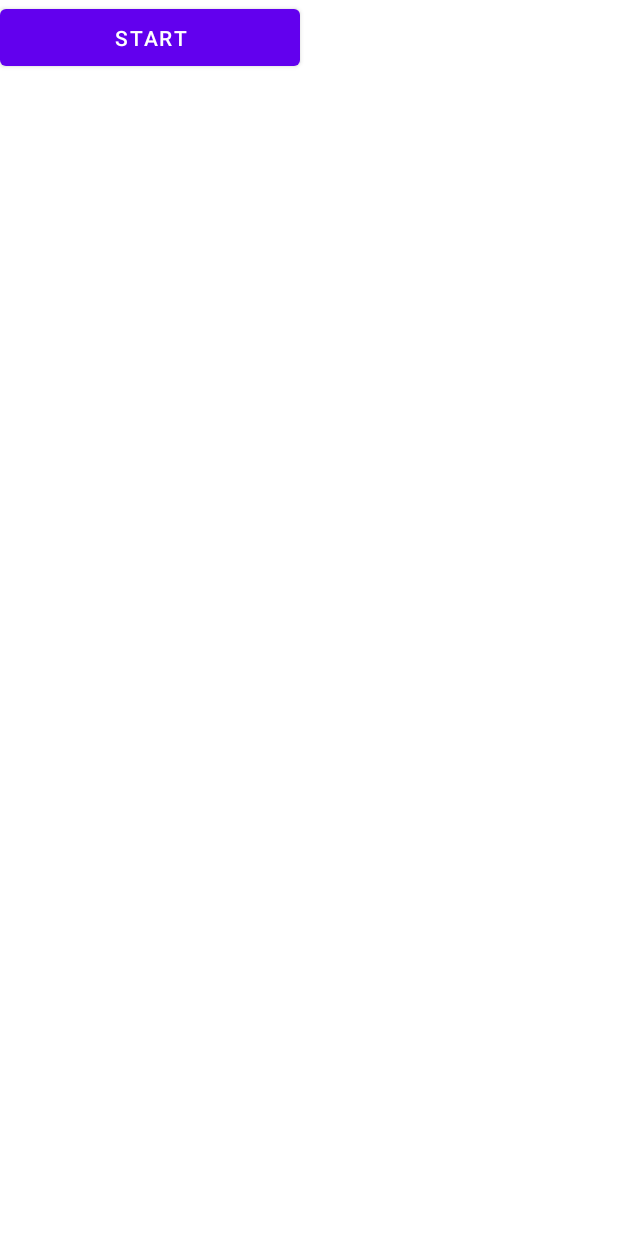
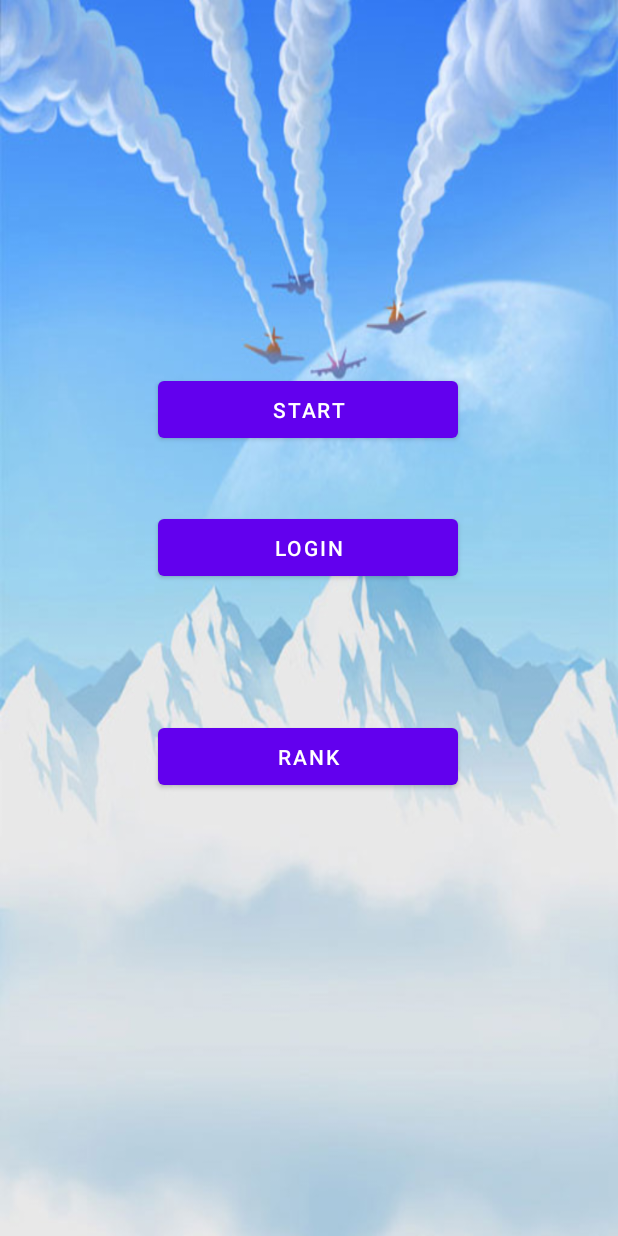
Before and after one commit to abyss-42/AS_AircraftWar, an Android app: the screen it shows after launch (MainActivity), on a phone screen of 412 x 824 dp. Run offline under Robolectric (Android 15) with nearby library versions, the phone set to English and light mode, and no system bars.

Commit message:
Add Main Layout

```diff
--- a/MyApplication/app/src/main/java/com/example/myapplication/MainActivity.java
+++ b/MyApplication/app/src/main/java/com/example/myapplication/MainActivity.java
@@ -23,9 +23,18 @@ public class MainActivity extends AppCompatActivity {
         getSupportActionBar().hide();
     }
 
-    public void stratGame(View view){
+    public void startGame(View view){
         //界面切换
         Intent intent = new Intent(this, GameActivity.class);
         startActivity(intent);
     }
+
+    public void LoginGame(View view){
+
+    }
+
+    public void ShowRankTable(View view){
+
+    }
+
 }
--- a/MyApplication/app/src/main/java/com/example/myapplication/aircraft/Boss.java
+++ b/MyApplication/app/src/main/java/com/example/myapplication/aircraft/Boss.java
@@ -1,5 +1,6 @@
 package com.example.myapplication.aircraft;
 
+import com.example.myapplication.application.GameView;
 import com.example.myapplication.prop.BaseProp;
 import com.example.myapplication.application.Game;
 import com.example.myapplication.application.Subscriber;
@@ -15,7 +16,7 @@ import java.util.List;
 public class Boss extends BaseEnemy implements Subscriber {
 
 //    private LoopMusicThread bossMusic = null;
-    private Game game;
+    private GameView game;
 
     public Boss(int locationX, int locationY, int speedX, int speedY, int hp, int shootNum, int power, int direction){
         super(locationX, locationY, speedX, speedY, hp, shootNum, power, direction);
@@ -25,7 +26,7 @@ public class Boss extends BaseEnemy implements Subscriber {
 //        this.bossMusic = bossMusic;
 //    }
 
-    public void setGame(Game game) {
+    public void setGame(GameView game) {
         this.game = game;
     }
 
--- a/MyApplication/app/src/main/java/com/example/myapplication/application/Game.java
+++ b/MyApplication/app/src/main/java/com/example/myapplication/application/Game.java
@@ -183,7 +183,7 @@ public abstract class Game extends SurfaceView implements SurfaceHolder.Callback
             postProcessAction();
 
             //每个时刻重绘界面
-            repaint();
+//            repaint();
 
             // 游戏结束检查
             if (heroAircraft.getHp() <= 0) {
--- a/MyApplication/app/src/main/java/com/example/myapplication/gui/ScorePanel.java
+++ b/MyApplication/app/src/main/java/com/example/myapplication/gui/ScorePanel.java
@@ -1,15 +1,12 @@
 package com.example.myapplication.gui;
 
-import com.example.myapplication.application.DifficultGame;
 import com.example.myapplication.application.Main;
-import com.example.myapplication.application.NormalGame;
-import com.example.myapplication.application.SimpleGame;
 import com.example.myapplication.dao.Record;
 import com.example.myapplication.dao.RecordDaoImple;
 
 import javax.swing.*;
 import javax.swing.table.DefaultTableModel;
-import java.awt.*;
+
 import java.awt.event.ActionEvent;
 import java.awt.event.ActionListener;
 
--- a/MyApplication/app/src/main/res/layout/activity_main.xml
+++ b/MyApplication/app/src/main/res/layout/activity_main.xml
@@ -4,18 +4,43 @@
     xmlns:tools="http://schemas.android.com/tools"
     android:layout_width="match_parent"
     android:layout_height="match_parent"
+    android:background="@drawable/bg5"
     tools:context=".MainActivity">
 
     <Button
         android:id="@+id/start"
         android:layout_width="200dp"
         android:layout_height="50dp"
+        android:layout_marginStart="105dp"
+        android:layout_marginTop="201dp"
+        android:layout_marginBottom="480dp"
+        android:onClick="startGame"
         android:text="start"
-        android:layout_marginTop="200dp"
-        android:layout_marginStart="100dp"
-        android:onClick="stratGame"
-        />
+        app:layout_constraintBottom_toBottomOf="parent"
+        app:layout_constraintStart_toStartOf="parent"
+        app:layout_constraintTop_toTopOf="parent" />
 
+    <Button
+        android:id="@+id/button"
+        android:layout_width="200dp"
+        android:layout_height="50dp"
+        android:layout_marginStart="105dp"
+        android:layout_marginTop="340dp"
+        android:onClick="LoginGame"
+        android:text="Login"
+        app:layout_constraintStart_toStartOf="parent"
+        app:layout_constraintTop_toTopOf="parent" />
+
+    <Button
+        android:id="@+id/button2"
+        android:layout_width="200dp"
+        android:layout_height="50dp"
+        android:layout_marginStart="105dp"
+        android:layout_marginTop="479dp"
+        android:onClick="ShowRankTable"
+        android:text="Rank"
+        app:layout_constraintStart_toStartOf="parent"
+        app:layout_constraintTop_toTopOf="parent" />
 
 
 </androidx.constraintlayout.widget.ConstraintLayout>
```
Also changed, not shown: MyApplication/app/src/main/java/com/example/myapplication/application/DifficultGameView.java (renamed from MyApplication/app/src/main/java/com/example/myapplication/application/DifficultGame.java, +17 -6 lines), MyApplication/app/src/main/java/com/example/myapplication/application/GameView.java (+51 -14 lines), MyApplication/app/src/main/java/com/example/myapplication/application/Main.java (+8 -7 lines), MyApplication/app/src/main/java/com/example/myapplication/application/NormalGameView.java (renamed from MyApplication/app/src/main/java/com/example/myapplication/application/NormalGame.java, +17 -6 lines), MyApplication/app/src/main/java/com/example/myapplication/application/SimpleGameView.java (renamed from MyApplication/app/src/main/java/com/example/myapplication/application/SimpleGame.java, +17 -6 lines).
